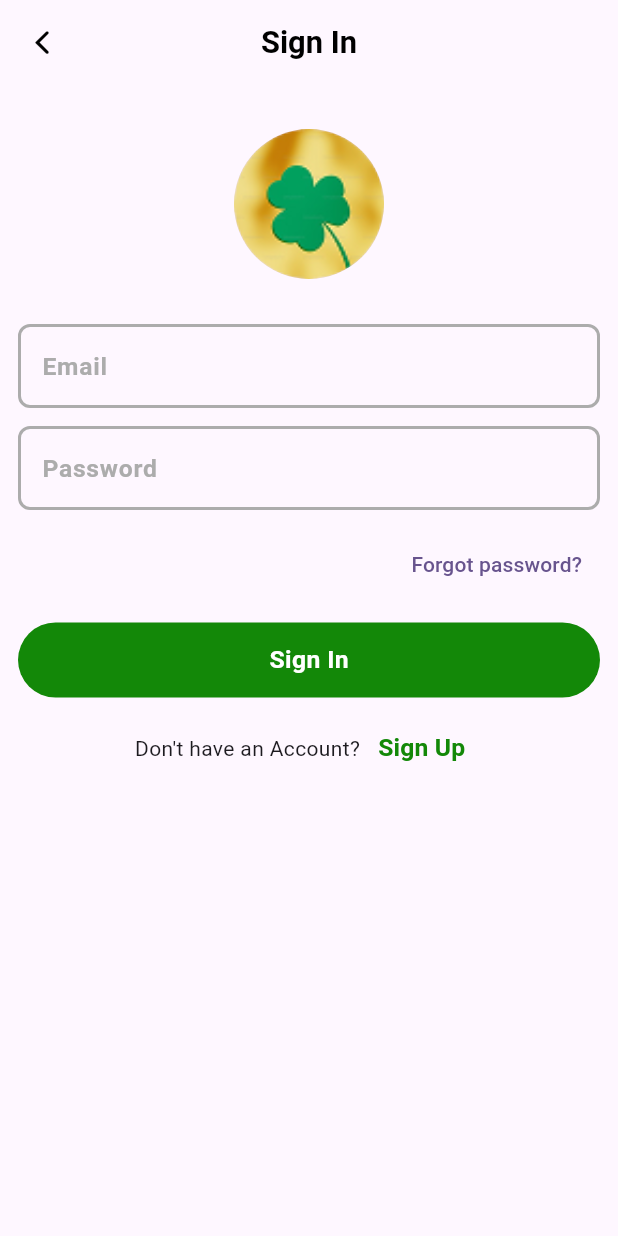
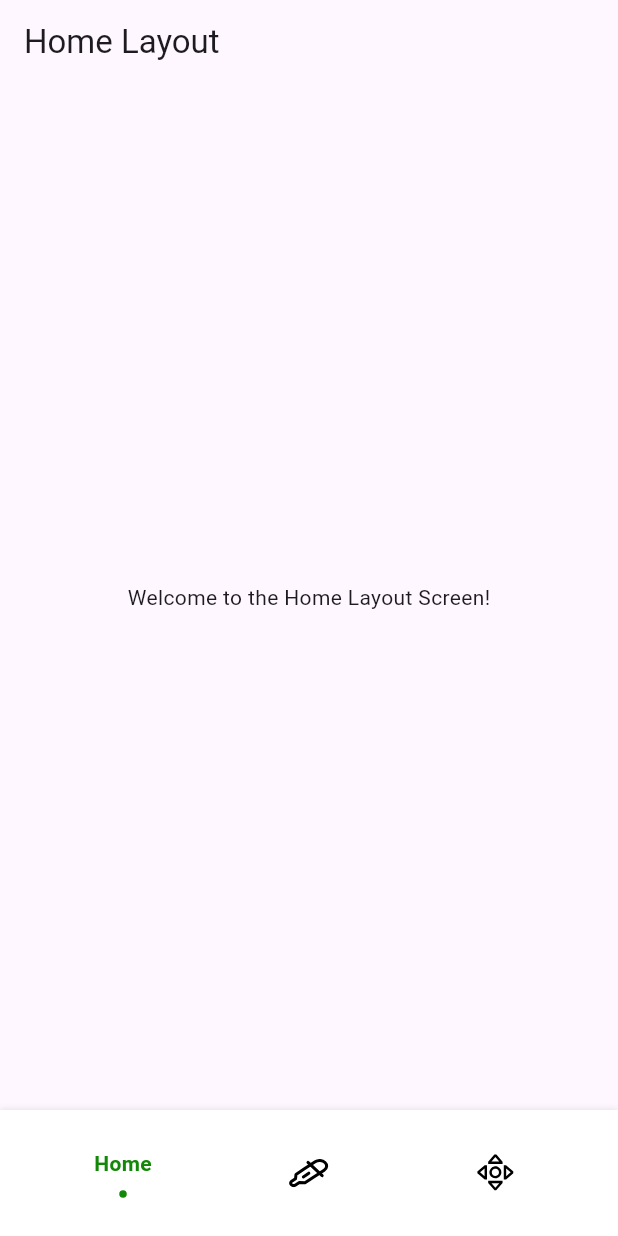
Before and after one commit to Universityprojects1/grad_project, a Flutter app: the screen it shows after launch, on a phone screen of 412 x 824 dp. Run offline on Flutter 3.47's test engine with Material 3 defaults, Android fonts, the phone set to English and light mode, and no system bars; drawn by our look-alikes of flashy_tab_bar2; our stand-ins replace bloc, device_preview, dio, dropdown_button2, firebase_core, flutter_easyloading and 7 more; accounts and stored records are empty; Roboto replaces fonts that are missing (Montserrat).

```diff
--- a/lib/config/routes/routes.dart
+++ b/lib/config/routes/routes.dart
@@ -3,14 +3,17 @@ import 'package:final_proj/feature/auth/presentation/screens/sign_in/sign_in_scr
 import 'package:final_proj/feature/auth/presentation/screens/sign_up/sign_up_screen.dart';
 import 'package:final_proj/feature/auth/presentation/screens/splash/splash_screen.dart';
 import 'package:final_proj/feature/home_feature/home.dart';
+import 'package:final_proj/feature/home_layout/home_layout_screen.dart';
 import 'package:go_router/go_router.dart';
 
 class AppRoute {
   static const home = '/home';
-  static const splashScreen = '/';
+  static const splashScreen = '/splash';
   static const signInScreen = '/signInScreen';
   static const signUpScreen = '/signUpScreen';
   static const forgetPasswordScreen = '/forgetPasswordScreen';
+  static const homeLayout = '/';
+
   static final router = GoRouter(
     routes: [
       GoRoute(
@@ -28,9 +31,14 @@ class AppRoute {
       GoRoute(
         path: signUpScreen,
         builder: (context, state) => const SignUpScreen(),
-      ),     GoRoute(
+      ),
+      GoRoute(
         path: forgetPasswordScreen,
         builder: (context, state) => const ForgetPasswordScreen(),
+      ),
+      GoRoute(
+        path: homeLayout,
+        builder: (context, state) => const HomeLayoutScreen(),
       ),
     ],
   );
--- a/lib/core/utils/app_images.dart
+++ b/lib/core/utils/app_images.dart
@@ -2,4 +2,9 @@ class Assets {
   Assets._();
   static const String assetsBackground = "assets/images/images.jpg";
   static const String assetsFlower = "assets/images/flower.png";
+  static const String assetsHome = "assets/images/home_icon.svg";
+  static const String assetsDetection = "assets/images/detection_icon.svg";
+  static const String assetsControl = "assets/images/control_icon.svg";
+
+
 }
--- /dev/null
+++ b/lib/feature/home_layout/home_layout_screen.dart
@@ -0,0 +1,45 @@
+import 'package:final_proj/core/utils/app_color.dart';
+import 'package:final_proj/core/utils/app_images.dart';
+import 'package:flashy_tab_bar2/flashy_tab_bar2.dart';
+import 'package:flutter/material.dart';
+import 'package:flutter_svg/flutter_svg.dart';
+
+class HomeLayoutScreen extends StatelessWidget {
+  const HomeLayoutScreen({super.key});
+
+  @override
+  Widget build(BuildContext context) {
+    return Scaffold(
+      appBar: AppBar(
+        title: const Text('Home Layout'),
+      ),
+      body: const Center(
+        child: const Text(
+          'Welcome to the Home Layout Screen!',
+        ),
+      ),
+      bottomNavigationBar: FlashyTabBar(
+        selectedIndex: 0,
+        showElevation: true,
+        onItemSelected: (index) {},
+        items: [
+          FlashyTabBarItem(
+            activeColor: AppColor.primaryColor,
+            icon: SvgPicture.asset(Assets.assetsHome),
+            title: const Text('Home'),
+          ),
+          FlashyTabBarItem(
+            activeColor: AppColor.primaryColor,
+            icon: SvgPicture.asset(Assets.assetsDetection),
+            title: const Text('Detection'),
+          ),
+          FlashyTabBarItem(
+            activeColor: AppColor.primaryColor,
+            icon: SvgPicture.asset(Assets.assetsControl),
+            title: const Text('Control'),
+          ),
+        ],
+      ),
+    );
+  }
+}
--- a/lib/main.dart
+++ b/lib/main.dart
@@ -1,16 +1,23 @@
+import 'package:device_preview/device_preview.dart';
 import 'package:final_proj/firebase_options.dart';
 import 'package:firebase_core/firebase_core.dart';
+import 'package:flutter/foundation.dart';
 import 'package:flutter/material.dart';
 
 import 'config/routes/routes.dart';
 
-void main()async {
+void main() async {
   WidgetsFlutterBinding.ensureInitialized();
   await Firebase.initializeApp(
     options: DefaultFirebaseOptions.currentPlatform,
-);
+  );
 
-  runApp(const MyApp());
+  runApp(
+    DevicePreview(
+      enabled: !kReleaseMode,
+      builder: (context) => MyApp(), // Wrap your app
+    ),
+  );
 }
 
 class MyApp extends StatelessWidget {
@@ -20,6 +27,9 @@ class MyApp extends StatelessWidget {
   Widget build(BuildContext context) {
     return SafeArea(
       child: MaterialApp.router(
+        useInheritedMediaQuery: true,
+        locale: DevicePreview.locale(context),
+        builder: DevicePreview.appBuilder,
         debugShowCheckedModeBanner: false,
         theme: ThemeData(
           colorScheme: ColorScheme.fromSeed(seedColor: Colors.deepPurple),
--- a/pubspec.yaml
+++ b/pubspec.yaml
@@ -46,7 +46,7 @@ dependencies:
   # Enhanced dropdown button widget
   dropdown_button2: ^2.3.9
   # Internationalization and localization
-  intl: ^0.20.0
+  intl: ^0.19.0
   # Dio request/response logger
   pretty_dio_logger: ^1.4.0
   # Hive database integration for Flutter
@@ -58,6 +58,8 @@ dependencies:
   # iOS style icons
   cupertino_icons: ^1.0.8
   firebase_core: ^3.13.0
+  flashy_tab_bar2: ^0.0.10
+  device_preview: ^1.2.0
 
 
   # The following adds the Cupertino Icons font to your application.
```
Also changed, not shown: assets/images/control_icon.svg (added), assets/images/detection_icon.svg (added), pubspec.lock, 1 other file.
